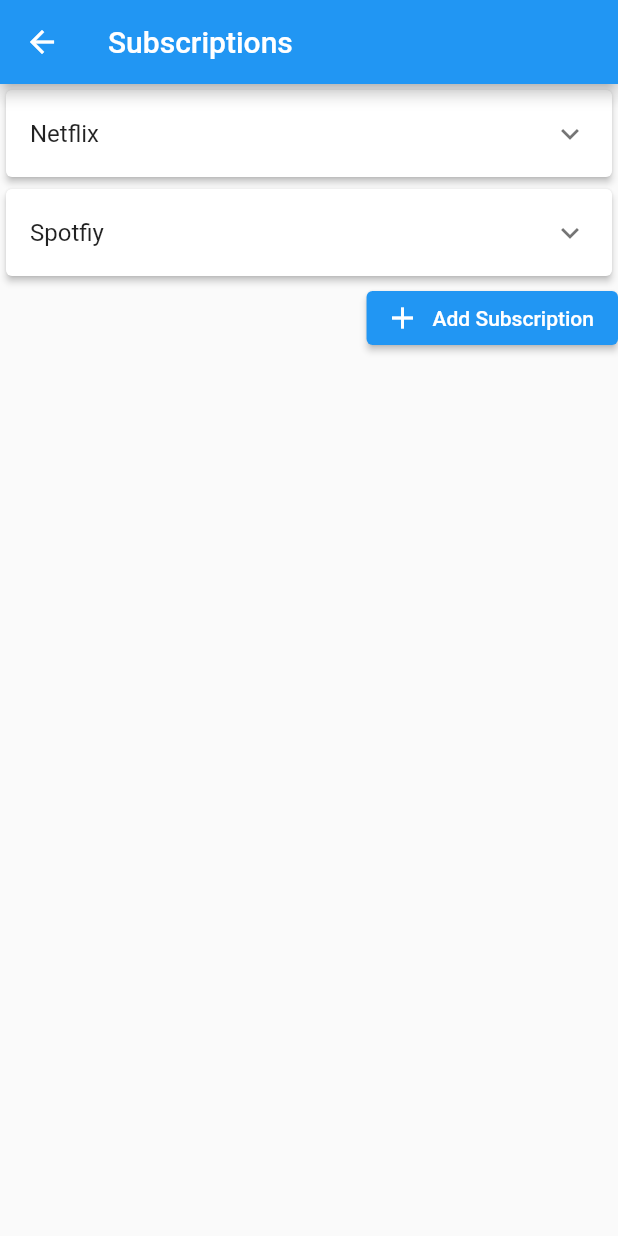
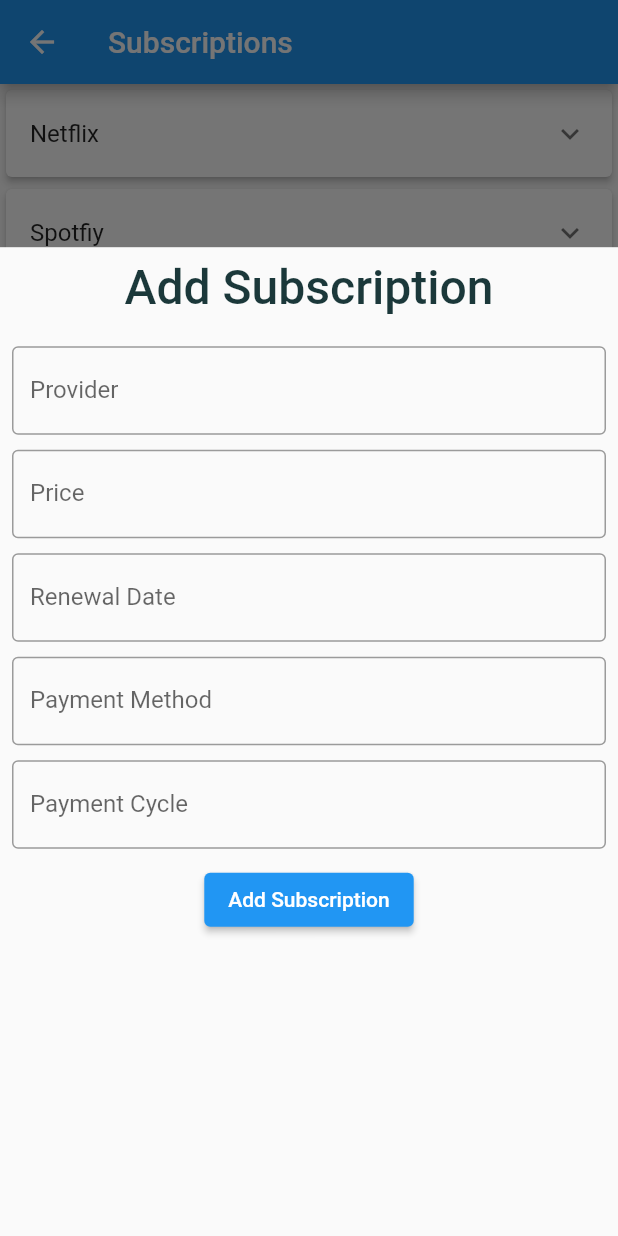
Before and after one commit to dhinogz/sub-control, a Flutter app: the SubControlScreen screen opened directly, after a tap on "Add Subscription", on a phone screen of 412 x 824 dp. Run offline on Flutter 3.47's test engine with Material 2 defaults, Android fonts, the phone set to English and light mode, and no system bars.

```diff
--- a/flutter/sub_control_app/lib/screens/subscriptions.dart
+++ b/flutter/sub_control_app/lib/screens/subscriptions.dart
@@ -1,6 +1,6 @@
 import 'package:flutter/material.dart';
 import 'package:sub_control_app/services/subscription_data.dart';
-
+import '../widgets/sub_form.dart';
 import '../widgets/subscription_card.dart';
 
 class SubControlScreen extends StatefulWidget {
@@ -11,22 +11,11 @@ class SubControlScreen extends StatefulWidget {
 }
 
 class _SubControlScreenState extends State<SubControlScreen> {
-  // THIS WILL BE MY JSON DATA
-  List<SubscriptionData> userSubs = [
-    const SubscriptionData(
-      provider: 'Netflix',
-      price: 9.99,
-      renewalDate: '2023-10-01',
-      paymentMethod: 'Debit Card',
-      paymentCycle: 'Monthly',
-    ),
-    const SubscriptionData(
-        provider: 'Spotfiy',
-        price: 4.99,
-        renewalDate: '2024-10-01',
-        paymentMethod: 'Pay Pal',
-        paymentCycle: 'Monthly'),
-  ];
+  void _createSubscription(SubscriptionData newSub) {
+    setState(() {
+      userSubs.add(newSub);
+    });
+  }
 
   @override
   Widget build(BuildContext context) {
@@ -56,27 +45,26 @@ class _SubControlScreenState extends State<SubControlScreen> {
             mainAxisAlignment: MainAxisAlignment.end,
             children: [
               ElevatedButton.icon(
-                  onPressed: () => Navigator.pushNamed(context, '/add'),
+                  onPressed: () => {
+                        showModalBottomSheet(
+                          context: context,
+                          isScrollControlled: true,
+                          builder: (BuildContext context) {
+                            return FractionallySizedBox(
+                              heightFactor: 0.8,
+                              child: Padding(
+                                padding: const EdgeInsets.all(8.0),
+                                child: AddSubscriptionForm(
+                                    onCreateSubscription: _createSubscription),
+                              ),
+                            );
+                          },
+                        )
+                      },
                   icon: const Icon(Icons.add),
                   label: const Text('Add Subscription'))
             ],
           )
-          // ListView(shrinkWrap: true, children: const [
-          //   SubscriptionCard(
-          //     provider: 'Netflix',
-          //     price: 9.99,
-          //     renewalDate: '2023-10-01',
-          //     paymentMethod: 'Debit Card',
-          //     paymentCycle: 'Monthly',
-          //   ),
-          //   SubscriptionCard(
-          //     provider: 'Spotify',
-          //     price: 4.99,
-          //     renewalDate: '2024-10-01',
-          //     paymentMethod: 'Debit Card',
-          //     paymentCycle: 'Yearly',
-          //   ),
-          // ]),
         ],
       ),
     );
--- a/flutter/sub_control_app/lib/services/subscription_data.dart
+++ b/flutter/sub_control_app/lib/services/subscription_data.dart
@@ -12,3 +12,24 @@ class SubscriptionData {
       required this.paymentMethod,
       required this.paymentCycle});
 }
+
+List<SubscriptionData> userSubs = [
+  const SubscriptionData(
+    provider: 'Netflix',
+    price: 9.99,
+    renewalDate: '2023-10-01',
+    paymentMethod: 'Debit Card',
+    paymentCycle: 'Monthly',
+  ),
+  const SubscriptionData(
+      provider: 'Spotfiy',
+      price: 4.99,
+      renewalDate: '2024-10-01',
+      paymentMethod: 'Pay Pal',
+      paymentCycle: 'Monthly'),
+];
+
+
+// FUNCTION WILL GET SUBSCRIPTION LIST FROM API
+// BACKEND WILL TURN SUBSCRIPTION JSON TO LIST<SUBSCRIPTIONDATA>
+// DISPLAY LIST<SUBSCRIPTIONDATA> IN SUBSCRIPTIONS SCREEN
--- /dev/null
+++ b/flutter/sub_control_app/lib/widgets/sub_form.dart
@@ -0,0 +1,113 @@
+import 'package:flutter/material.dart';
+import 'package:sub_control_app/services/subscription_data.dart';
+import 'package:sub_control_app/theme.dart';
+
+class AddSubscriptionForm extends StatefulWidget {
+  final Function(SubscriptionData) onCreateSubscription;
+
+  const AddSubscriptionForm({super.key, required this.onCreateSubscription});
+
+  @override
+  State<AddSubscriptionForm> createState() => _AddSubscriptionFormState();
+}
+
+class _AddSubscriptionFormState extends State<AddSubscriptionForm> {
+  final providerController = TextEditingController();
+  final priceController = TextEditingController();
+  final renewalController = TextEditingController();
+  final paymentController = TextEditingController();
+  final cycleController = TextEditingController();
+
+  void _createSubscription() {
+    final newSub = SubscriptionData(
+        provider: providerController.text,
+        price: double.parse(priceController.text),
+        renewalDate: renewalController.text,
+        paymentMethod: paymentController.text,
+        paymentCycle: cycleController.text);
+    widget.onCreateSubscription(newSub);
+    Navigator.pop(context);
+    providerController.clear();
+    priceController.clear();
+    renewalController.clear();
+    paymentController.clear();
+    cycleController.clear();
+  }
+
+  @override
+  void dispose() {
+    // Clean up the controller when the widget is disposed.
+    providerController.dispose();
+    priceController.dispose();
+    renewalController.dispose();
+    paymentController.dispose();
+    cycleController.dispose();
+    super.dispose();
+  }
+
+  @override
+  Widget build(BuildContext context) {
+    return Column(children: [
+      Text(
+        'Add Subscription',
+        style: titleText.copyWith(fontWeight: FontWeight.w500),
+      ),
+      const SizedBox(
+        height: 20,
+      ),
+      TextField(
+        controller: providerController,
+        decoration: const InputDecoration(
+          border: OutlineInputBorder(),
+          labelText: 'Provider',
+        ),
+      ),
+      const SizedBox(
+        height: 10,
+      ),
+      TextField(
+        controller: priceController,
+        decoration: const InputDecoration(
+          border: OutlineInputBorder(),
+          labelText: 'Price',
+        ),
+      ),
+      const SizedBox(
+        height: 10,
+      ),
+      TextField(
+        controller: renewalController,
+        decoration: const InputDecoration(
+          border: OutlineInputBorder(),
+          labelText: 'Renewal Date',
+        ),
+      ),
+      const SizedBox(
+        height: 10,
+      ),
+      TextField(
+        controller: paymentController,
+        decoration: const InputDecoration(
+          border: OutlineInputBorder(),
+          labelText: 'Payment Method',
+        ),
+      ),
+      const SizedBox(
+        height: 10,
+      ),
+      TextField(
+        controller: cycleController,
+        decoration: const InputDecoration(
+          border: OutlineInputBorder(),
+          labelText: 'Payment Cycle',
+        ),
+      ),
+      const SizedBox(
+        height: 10,
+      ),
+      ElevatedButton(
+          onPressed: _createSubscription,
+          child: const Text('Add Subscription')),
+    ]);
+  }
+}
```
Also changed, not shown: 3 other files.
